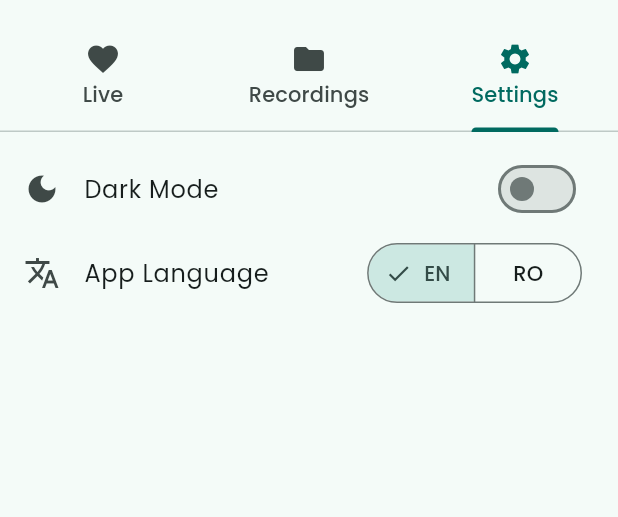
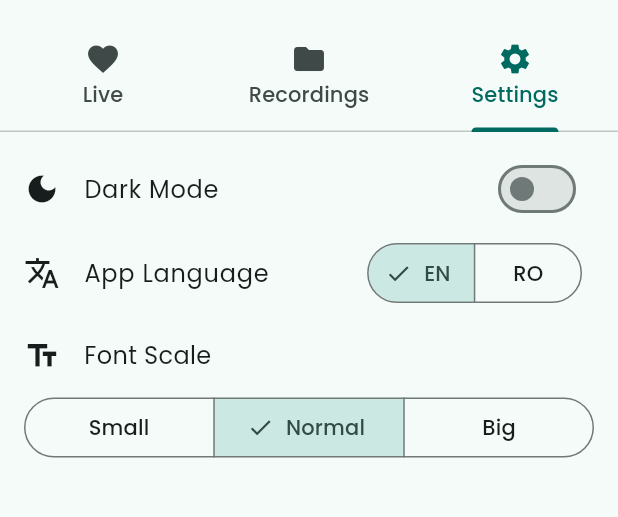
Before and after one commit to ValyMnDul/ApexCardio, a Flutter app: the screen it shows after launch, tab 3 chosen, on a phone screen of 412 x 824 dp, the part 63-580 px from its top. Run offline on Flutter 3.47's test engine with Material 3 defaults, Android fonts, the phone set to English and light mode, and no system bars; our stand-ins replace shared_preferences.

Commit message:
Add font scaling functionality with FontScaleProvider

```diff
--- a/lib/main.dart
+++ b/lib/main.dart
@@ -6,6 +6,7 @@ import 'themes/dark.dart';
 
 import 'providers/theme.dart';
 import 'providers/language.dart';
+import 'providers/font.dart';
 
 import 'tabs/live.dart';
 import 'tabs/recordings.dart';
@@ -16,6 +17,7 @@ void main() => runApp(
     providers: [
       ChangeNotifierProvider(create: (_) => ThemeProvider()),
       ChangeNotifierProvider(create: (_) => LanguageProvider()),
+      ChangeNotifierProvider(create: (_) => FontScaleProvider()),
     ],
     child: App(),
   ),
@@ -27,12 +29,21 @@ class App extends StatelessWidget {
   @override
   Widget build(BuildContext context) {
     final themeProvider = Provider.of<ThemeProvider>(context);
+    final fontScaleProvider = Provider.of<FontScaleProvider>(context);
 
     return MaterialApp(
       debugShowCheckedModeBanner: false,
       theme: lightMode,
       darkTheme: darkMode,
       themeMode: themeProvider.darkmode ? ThemeMode.dark : ThemeMode.light,
+      builder: (context, child) {
+        return MediaQuery(
+          data: MediaQuery.of(context).copyWith(
+            textScaler: TextScaler.linear(fontScaleProvider.fontScale),
+          ),
+          child: child!,
+        );
+      },
       home: Home(),
     );
   }
@@ -63,6 +74,7 @@ class _HomeState extends State<Home> with TickerProviderStateMixin {
   @override
   Widget build(BuildContext context) {
     final languageProvider = Provider.of<LanguageProvider>(context);
+    final themeProvider = Provider.of<ThemeProvider>(context);
 
     return Scaffold(
       appBar: AppBar(
@@ -80,7 +92,9 @@ class _HomeState extends State<Home> with TickerProviderStateMixin {
                     text: 'APEX',
                     style: TextStyle(
                       fontWeight: FontWeight.w400,
-                      color: Colors.grey[800],
+                      color: themeProvider.darkmode
+                          ? Colors.teal[100]
+                          : Colors.grey[800],
                     ),
                   ),
                   TextSpan(
--- /dev/null
+++ b/lib/providers/font.dart
@@ -0,0 +1,25 @@
+import 'package:flutter/material.dart';
+import 'package:shared_preferences/shared_preferences.dart';
+
+class FontScaleProvider extends ChangeNotifier {
+  double fontScale = 1.0;
+
+  FontScaleProvider() {
+    loadFromLocal();
+  }
+
+  Future<void> loadFromLocal() async {
+    final prefs = await SharedPreferences.getInstance();
+    fontScale = prefs.getDouble("font_scale") ?? 1.0;
+
+    notifyListeners();
+  }
+
+  Future<void> setFontScale(double scale) async {
+    fontScale = scale;
+    notifyListeners();
+
+    final prefs = await SharedPreferences.getInstance();
+    await prefs.setDouble("font_scale", scale);
+  }
+}
--- a/lib/providers/language.dart
+++ b/lib/providers/language.dart
@@ -24,6 +24,10 @@ class LanguageProvider extends ChangeNotifier {
       "dark_mode": "Dark Mode",
       "light_mode": "Light Mode",
       "language_title": "App Language",
+      "font_scale_title": "Font Scale",
+      "font_scale_title_small": "Small",
+      "font_scale_title_normal": "Normal",
+      "font_scale_title_big": "Big",
     },
     "RO": {
       "live_tab": "Live",
@@ -33,6 +37,10 @@ class LanguageProvider extends ChangeNotifier {
       "dark_mode": "Mod întunecat",
       "light_mode": "Mod luminos",
       "language_title": "Limbă aplicație",
+      "font_scale_title": "Mărime Font",
+      "font_scale_title_small": "Mic",
+      "font_scale_title_normal": "Normal",
+      "font_scale_title_big": "Mare",
     },
   };
 
--- a/lib/tabs/settings.dart
+++ b/lib/tabs/settings.dart
@@ -3,6 +3,7 @@ import 'package:provider/provider.dart';
 
 import '../providers/theme.dart';
 import '../providers/language.dart';
+import '../providers/font.dart';
 
 class Settings extends StatefulWidget {
   const Settings({super.key});
@@ -16,6 +17,9 @@ class _SettingsState extends State<Settings> {
   Widget build(BuildContext context) {
     final themeProvider = Provider.of<ThemeProvider>(context);
     final languageProvider = Provider.of<LanguageProvider>(context);
+    final fontScaleProvider = Provider.of<FontScaleProvider>(context);
+
+    final textColor = Theme.of(context).colorScheme.onSurface;
 
     return Column(
       children: [
@@ -26,14 +30,14 @@ class _SettingsState extends State<Settings> {
               : Text(languageProvider.translate("dark_mode")),
           value: themeProvider.darkmode,
           secondary: themeProvider.darkmode
-              ? Icon(Icons.light_mode)
-              : Icon(Icons.dark_mode),
+              ? Icon(Icons.light_mode, color: textColor)
+              : Icon(Icons.dark_mode, color: textColor),
           onChanged: (value) {
             themeProvider.setDarkMode(value);
           },
         ),
         ListTile(
-          leading: Icon(Icons.translate),
+          leading: Icon(Icons.translate, color: textColor),
           title: Text(languageProvider.translate("language_title")),
           trailing: SegmentedButton(
             segments: [
@@ -46,6 +50,59 @@ class _SettingsState extends State<Settings> {
             },
           ),
         ),
+        Padding(
+          padding: const EdgeInsets.symmetric(horizontal: 16.0, vertical: 15.0),
+          child: Column(
+            crossAxisAlignment: CrossAxisAlignment.start,
+
+            children: [
+              Row(
+                children: [
+                  Icon(Icons.text_fields, color: textColor),
+                  SizedBox(width: 16),
+                  Text(
+                    languageProvider.translate("font_scale_title"),
+                    style: const TextStyle(
+                      fontSize: 16,
+                      fontWeight: FontWeight.w400,
+                    ),
+                  ),
+                ],
+              ),
+              SizedBox(height: 12),
+
+              SizedBox(
+                width: double.infinity,
+                child: SegmentedButton<double>(
+                  segments: [
+                    ButtonSegment(
+                      value: 0.85,
+                      label: Text(
+                        languageProvider.translate("font_scale_title_small"),
+                      ),
+                    ),
+                    ButtonSegment(
+                      value: 1.0,
+                      label: Text(
+                        languageProvider.translate("font_scale_title_normal"),
+                      ),
+                    ),
+                    ButtonSegment(
+                      value: 1.15,
+                      label: Text(
+                        languageProvider.translate("font_scale_title_big"),
+                      ),
+                    ),
+                  ],
+                  selected: {fontScaleProvider.fontScale},
+                  onSelectionChanged: (Set<double> newSelection) {
+                    fontScaleProvider.setFontScale(newSelection.first);
+                  },
+                ),
+              ),
+            ],
+          ),
+        ),
       ],
     );
   }
```
